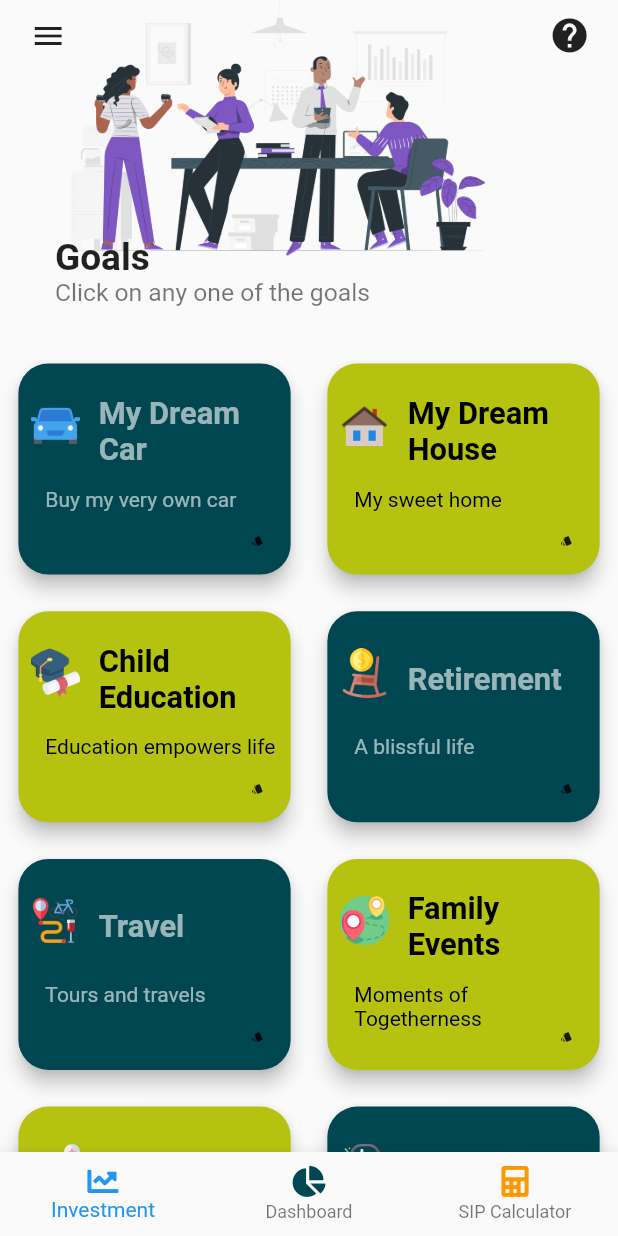
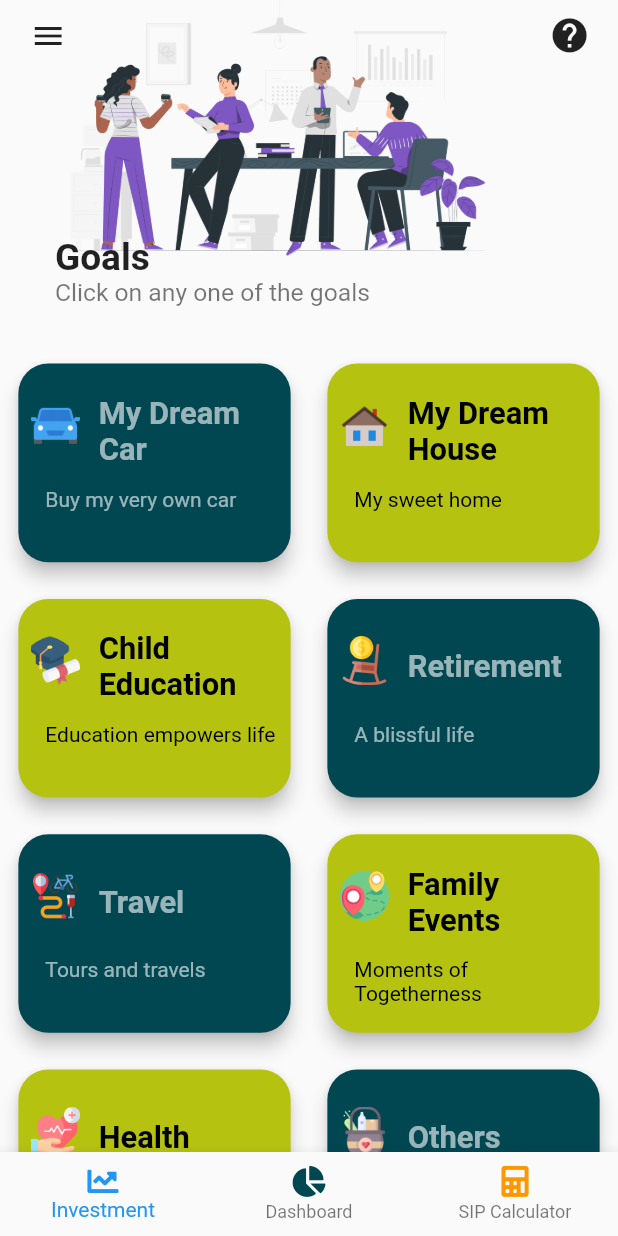
Before and after one commit to DRcollab/Dhanrashi_Source, a Flutter app: the GoalsInputScreen screen opened directly with empty values, on a phone screen of 412 x 824 dp. Run offline on Flutter 3.47's test engine with Material 2 defaults, Android fonts, the phone set to English and light mode, and no system bars; drawn by our look-alikes of showcaseview; our stand-ins replace charts_flutter, cloud_firestore, connectivity, firebase_auth, firebase_core, flutter_svg and 6 more; missing offline and left inert: dart:ffi, flutter_rounded_date_picker, loading_gifs, matrix2d; accounts and stored records are empty; project files that could hold a hidden picture were left out.

```diff
--- a/lib/components/custom_text_field.dart
+++ b/lib/components/custom_text_field.dart
@@ -77,6 +77,7 @@ class _CustomTextFieldState extends State<CustomTextField> {
         style: DefaultValues.kH3(context),
         validator: this.widget.validator,
         decoration: InputDecoration(
+                  floatingLabelBehavior: FloatingLabelBehavior.always,
                   isDense : true,
                   contentPadding: DefaultValues.kDefaultPaddingAllSame(context),
                   enabledBorder: kFormTextBorder,
--- a/lib/components/tile_class.dart
+++ b/lib/components/tile_class.dart
@@ -35,9 +35,7 @@ class Tile extends StatelessWidget {
 
   @override
   Widget build(BuildContext context) {
-    print('-----------');
-    print(this.title);
-    print(this.title.indexOf(' '));
+
 
     return  Padding(
       padding:  EdgeInsets.all(this.padding.w),
@@ -101,9 +99,8 @@ class Tile extends StatelessWidget {
                               padding: const EdgeInsets.only(right: 18.0, bottom: 18.0),
                               child: Align(
                                 alignment: Alignment.bottomRight,
-                                child: Icon(Icons.style,
-                                  size: 2.w //* DefaultValues.adaptFontsForSmallDevice(context),
-                                )),
+                                child: SizedBox(),
+                              ),
                           ),
                         ],
                       ),
--- a/lib/profile_view.dart
+++ b/lib/profile_view.dart
@@ -73,7 +73,7 @@ class ProfileView extends StatelessWidget {
                     buttonText: 'Update',
                     textColor: kPresentTheme.lightWeightColor,
                     onPressed: (){
-                     print('DOC IDENTITY: ${currentUser.profileImage} ');
+
                      Navigator.pop(context);
                       Navigator.push(context,
                           MaterialPageRoute(builder: (context) =>
```
Also changed, not shown: lib/components/utilities.dart (+4 -3 lines), lib/empty_page_inputs.dart (+4 -4 lines), images/profiles/profile_image0.png.
